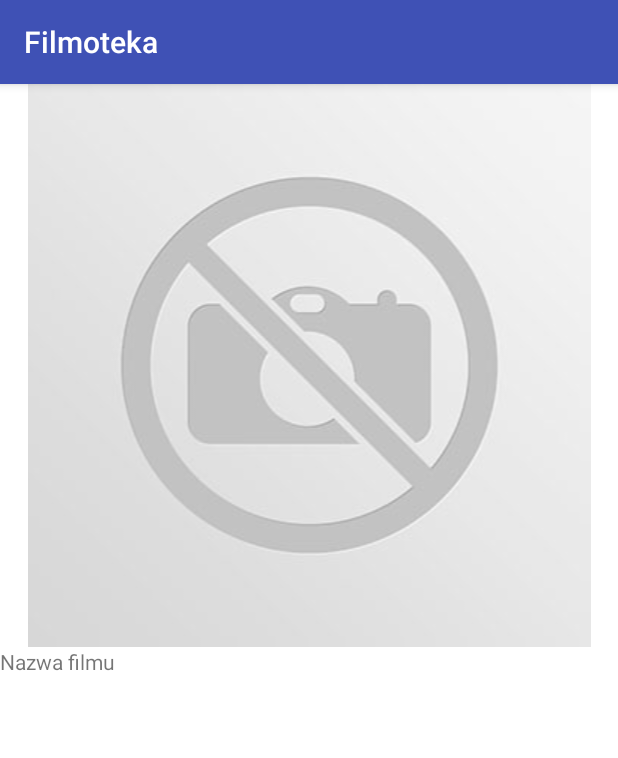
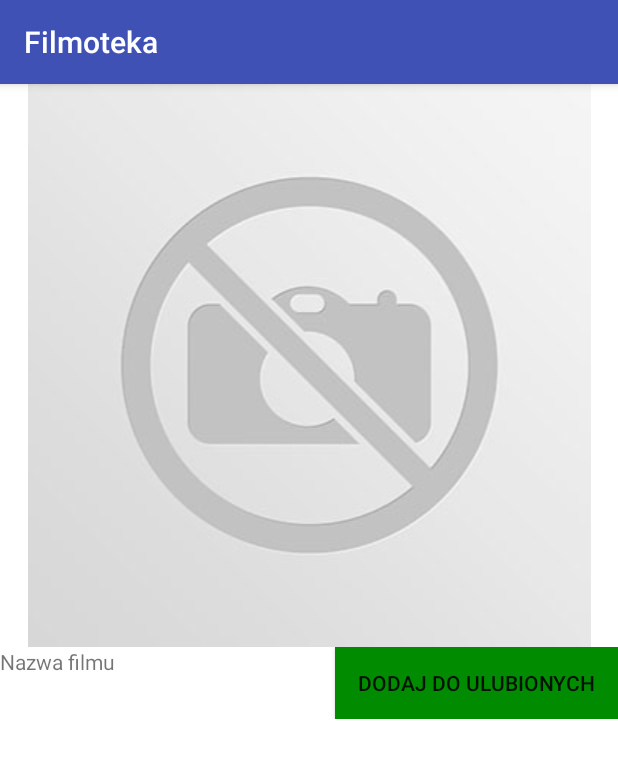
Before and after one commit to norles/Filmoteka, an Android app: the MovieDetailActivity screen opened directly, with no data from a screen before it, on a phone screen of 412 x 824 dp. Shown: the top 758 px of the screen. Run offline under Robolectric (Android 15) with nearby library versions, the phone set to English and light mode, and no system bars; pictures from the network do not load.

Commit message:
Add "Add to favourites" button in movie detail view

```diff
--- a/app/src/main/res/layout/content_movie_detail.xml
+++ b/app/src/main/res/layout/content_movie_detail.xml
@@ -17,10 +17,26 @@
             android:src="@drawable/placeholder"
             />
 
-    <TextView
-            android:id="@+id/movie_detail_title"
+    <RelativeLayout
             android:layout_width="match_parent"
             android:layout_height="wrap_content"
-            android:text="Nazwa filmu"/>
+            android:orientation="horizontal">
+
+        <TextView
+                android:id="@+id/movie_detail_title"
+                android:layout_width="match_parent"
+                android:layout_height="wrap_content"
+                android:text="Nazwa filmu"/>
+
+        <Button
+                android:layout_width="wrap_content"
+                android:layout_height="wrap_content"
+                android:layout_alignRight="@+id/movie_detail_title"
+                android:background="@color/darkGreen"
+                android:paddingLeft="@dimen/button_padding"
+                android:paddingRight="@dimen/button_padding"
+                android:text="@string/add_to_fav"/>
+
+    </RelativeLayout>
 
 </LinearLayout>
--- a/app/src/main/res/values/colors.xml
+++ b/app/src/main/res/values/colors.xml
@@ -4,4 +4,5 @@
     <color name="colorPrimaryDark">#303F9F</color>
     <color name="colorAccent">#FF4081</color>
     <color name="viewBg">#777887</color>
+    <color name="darkGreen">#008B00</color>
 </resources>
--- a/app/src/main/res/values/dimens.xml
+++ b/app/src/main/res/values/dimens.xml
@@ -3,4 +3,5 @@
     <dimen name="menu_text_size">30sp</dimen>
     <dimen name="menu_left_padding">30sp</dimen>
     <dimen name="person_img_height">250sp</dimen>
+    <dimen name="button_padding">15sp</dimen>
 </resources>
--- a/app/src/main/res/values/strings.xml
+++ b/app/src/main/res/values/strings.xml
@@ -5,4 +5,5 @@
     <string name="exit">Wyjdź</string>
     <string name="search">Znajdź</string>
     <string name="favourites">Ulubione</string>
+    <string name="add_to_fav">Dodaj do ulubionych</string>
 </resources>
```
